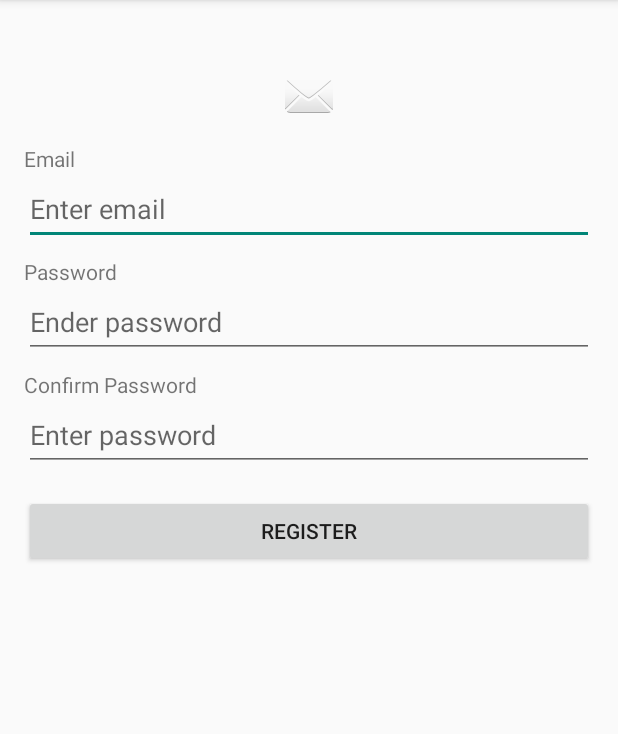
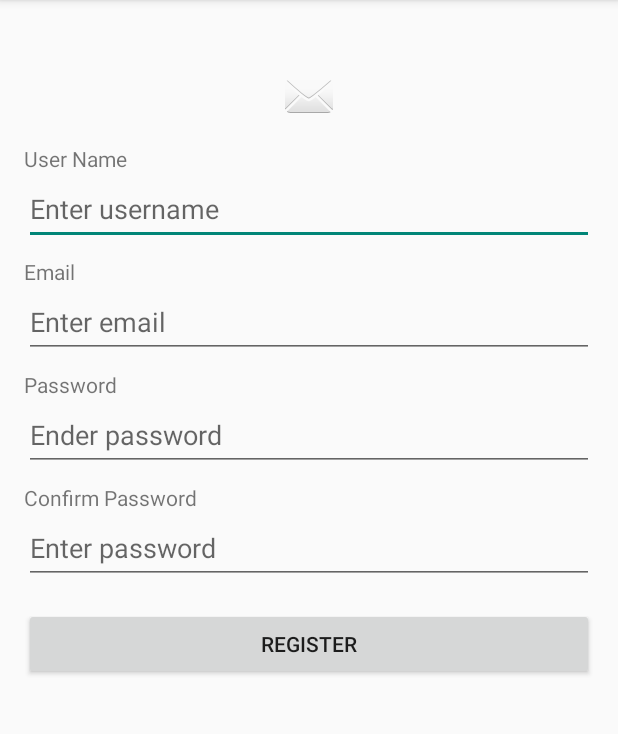
Before and after one commit to yyfyyfstudy1/schoolAssistantGPT, an Android app: the RegisterActivity screen opened directly, with no data from a screen before it, after a tap on "REGISTER", on a phone screen of 412 x 824 dp, the part 84-818 px from its top. Run offline under Robolectric (Android 15) with nearby library versions, the phone set to English and light mode, and no system bars; our stand-ins replace Firebase (no records; nobody signed in at launch, a user with empty details on screens opened directly).

Commit message:
Update username upon registration. Verify email before log in.

```diff
--- a/app/src/main/java/comp5216/sydney/edu/au/learn/RegisterActivity.java
+++ b/app/src/main/java/comp5216/sydney/edu/au/learn/RegisterActivity.java
@@ -13,10 +13,11 @@ import com.google.firebase.auth.FirebaseAuthUserCollisionException;
 import com.google.firebase.auth.FirebaseUser;
 
 import com.google.firebase.auth.FirebaseAuth;
+import com.google.firebase.auth.UserProfileChangeRequest;
 
 public class RegisterActivity extends AppCompatActivity {
+    public EditText username;
     public EditText email;
-
     public EditText password;
     public EditText passwordConfirm;
 
@@ -29,6 +30,7 @@ public class RegisterActivity extends AppCompatActivity {
         super.onCreate(savedInstanceState);
         setContentView(R.layout.activity_register);
         // match the widgets
+        username = findViewById(R.id.etName);
         email = findViewById(R.id.etEmail);
         password = findViewById(R.id.etPassword);
         passwordConfirm = findViewById(R.id.repeatPassword);
@@ -41,33 +43,52 @@ public class RegisterActivity extends AppCompatActivity {
 
     // validate all fields on clicking register btn
     private void registerClick(View view) {
+        String nameUse = username.getText().toString().trim();
         String emailUse = email.getText().toString().trim();
         String passwordUse = password.getText().toString().trim();
         String passwordConfirmUse = passwordConfirm.getText().toString().trim();
 
+        boolean isNameEmpty = nameUse.isEmpty();
         boolean isEmailEmpty = emailUse.isEmpty();
         boolean isPasswordEmpty = passwordUse.isEmpty();
         boolean isPasswordMatch = passwordUse.equals(passwordConfirmUse);
 
-        if (isEmailEmpty) {
+        if (isNameEmpty) {
+            Toast.makeText(RegisterActivity.this, "User name is required", Toast.LENGTH_SHORT).show();
+        } else if (isEmailEmpty) {
             Toast.makeText(RegisterActivity.this, "Email is required", Toast.LENGTH_SHORT).show();
         } else if (isPasswordEmpty) {
             Toast.makeText(RegisterActivity.this, "Password is required", Toast.LENGTH_SHORT).show();
         } else if (!isPasswordMatch) {
             Toast.makeText(RegisterActivity.this, "Password and confirmation do not match", Toast.LENGTH_SHORT).show();
         } else {
-            registerUser(emailUse, passwordUse);
+            registerUser(emailUse, passwordUse, nameUse);
         }
     }
 
-    private void registerUser(String email, String password) {
+    private void registerUser(String email, String password, String displayName) {
         mAuth.createUserWithEmailAndPassword(email, password)
                 .addOnCompleteListener(this, task -> {
                     if (task.isSuccessful()) {
+                        FirebaseUser user = mAuth.getCurrentUser();
 
-                        FirebaseUser user = mAuth.getCurrentUser();
-                        sendVerificationEmail(user); // send verify email
+                        // Update the user's profile with the username
+                        UserProfileChangeRequest profileUpdates = new UserProfileChangeRequest.Builder()
+                                .setDisplayName(displayName)
+                                .build();
 
+                        user.updateProfile(profileUpdates)
+                                .addOnCompleteListener(updateTask -> {
+                                    if (updateTask.isSuccessful()) {
+                                        // Username updated successfully
+                                        sendVerificationEmail(user); // send verify email
+                                    } else {
+                                        //username update fails
+                                        Toast.makeText(RegisterActivity.this,
+                                                "Failed to update username. \nPlease try again.",
+                                                Toast.LENGTH_SHORT).show();
+                                    }
+                                });
                     } else {
                         // register failed
                         if (task.getException() instanceof FirebaseAuthUserCollisionException) {
--- a/app/src/main/res/layout/activity_register.xml
+++ b/app/src/main/res/layout/activity_register.xml
@@ -15,10 +15,23 @@
 
 
     <TextView
+        android:id="@+id/promptName"
+        android:layout_width="match_parent"
+        android:layout_height="wrap_content"
+        android:layout_marginTop="16dp"
+        android:text="User Name" />
+
+    <EditText
+        android:id="@+id/etName"
+        android:layout_width="match_parent"
+        android:layout_height="48dp"
+        android:hint="Enter username" />
+
+    <TextView
         android:id="@+id/promptEmail"
         android:layout_width="match_parent"
         android:layout_height="wrap_content"
-        android:layout_marginTop="16dp"
+        android:layout_marginTop="8dp"
         android:text="Email" />
 
     <EditText
```
Also changed, not shown: app/src/main/java/comp5216/sydney/edu/au/learn/LoginActivity.java (+20 -12 lines).
